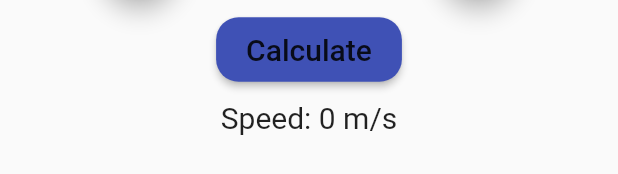
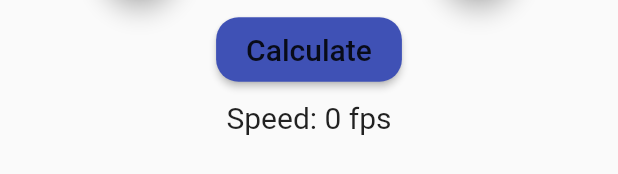
Before and after one commit to vladimir-grigore/airsoft_fps_calculator-, a Flutter app: the SpeedCalculator widget shown alone on an empty page, opened directly, on a phone screen of 412 x 824 dp. Shown: the part 285-459 px from the top of the screen. Run offline on Flutter 3.47's test engine with Material 2 defaults, Android fonts, the phone set to English and light mode, and no system bars; Roboto replaces fonts that are missing (Yantramanav-Thin).

Commit message:
Convert mps to fps when imperial system selected

```diff
--- a/lib/components/speed_calculator.dart
+++ b/lib/components/speed_calculator.dart
@@ -246,7 +246,7 @@ class _SpeedCalculator extends State<SpeedCalculator> {
         ),
         Padding(
           padding: EdgeInsets.all(10.0),
-          child: Text("Speed: $speed m/s", style: TextStyle(fontSize: 20.0)),
+          child: Text("Speed: $speed ${widget.system == 'metric' ? "m/s" : "fps"}", style: TextStyle(fontSize: 20.0)),
         ),
       ],
     );
```
Also changed, not shown: lib/components/joules_calculator.dart (+10 -2 lines).
